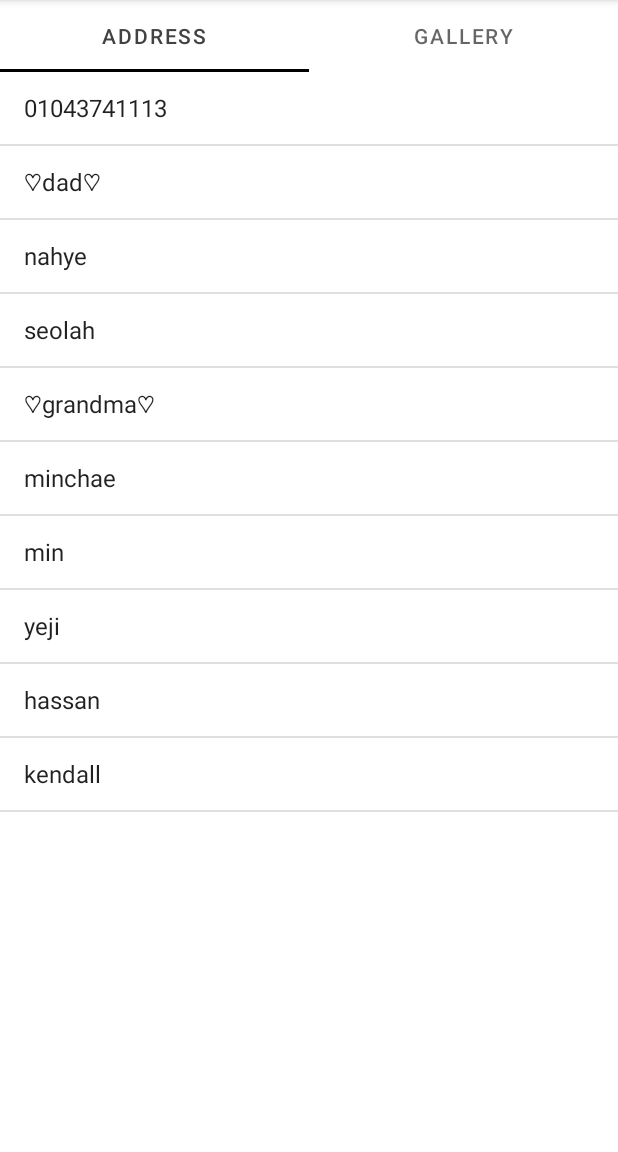
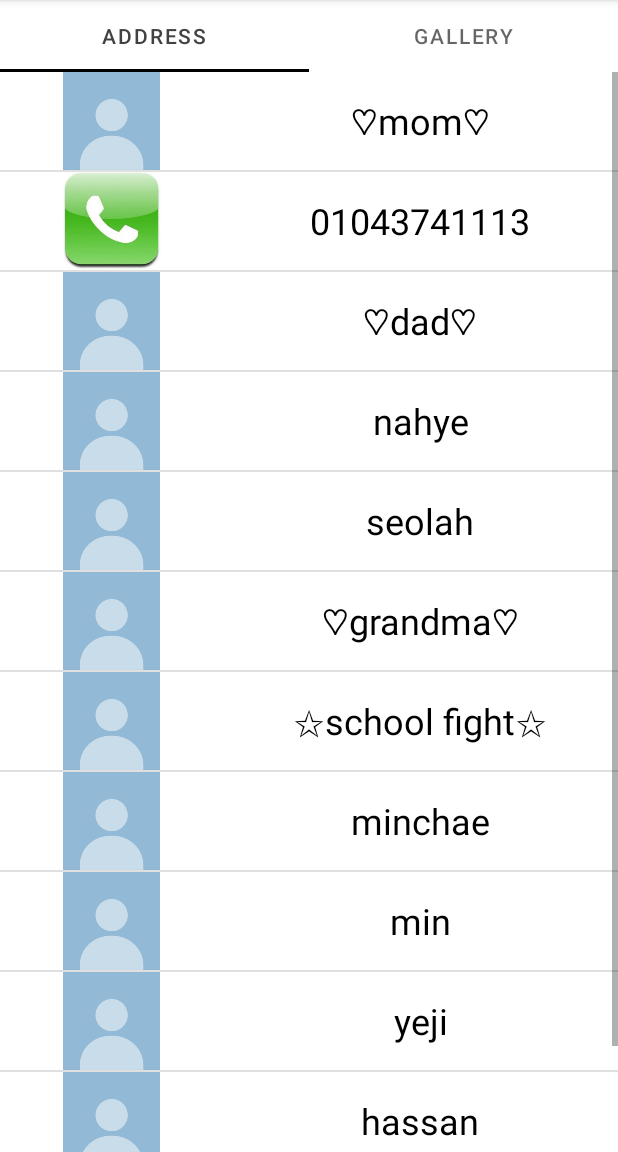
Before and after one commit to mad-camp-2020-winter/1st-week, an Android app: the screen it shows after launch (MainActivity), after a tap on "♡mom♡", on a phone screen of 412 x 824 dp, the part 84-1236 px from its top. Run offline under Robolectric (Android 15) with nearby library versions, the phone set to English and light mode, and no system bars; 1 statement that could not run was skipped.

Commit message:
전화번호부 - 전화걸기 구현 전

```diff
--- a/MyApplication2/app/src/main/AndroidManifest.xml
+++ b/MyApplication2/app/src/main/AndroidManifest.xml
@@ -12,10 +12,12 @@
         <activity android:name=".MainActivity">
             <intent-filter>
                 <action android:name="android.intent.action.MAIN" />
-
                 <category android:name="android.intent.category.LAUNCHER" />
             </intent-filter>
         </activity>
     </application>
+    <uses-permission android:name="android.permission.CALL_PHONE" />
+    <uses-permission android:name="android.permission.DIAL_PHONE" />
+
 
 </manifest>
--- a/MyApplication2/app/src/main/assets/adress_data.json
+++ b/MyApplication2/app/src/main/assets/adress_data.json
@@ -20,6 +20,10 @@
     "phone":"01034689496"
   },
   {
+    "name" : "✩school fight✩",
+    "phone" : "117"
+  },
+  {
     "name":"minchae",
     "phone":"01057736432"
   },
--- a/MyApplication2/app/src/main/java/com/example/myapplication/Fragment1.java
+++ b/MyApplication2/app/src/main/java/com/example/myapplication/Fragment1.java
@@ -1,8 +1,15 @@
 package com.example.myapplication;
 
+import android.Manifest;
+import android.content.Intent;
+import android.content.pm.PackageManager;
+import android.graphics.Color;
+import android.net.Uri;
 import android.os.Bundle;
 
 import androidx.appcompat.app.AppCompatActivity;
+import androidx.core.app.ActivityCompat;
+import androidx.core.content.ContextCompat;
 import androidx.fragment.app.Fragment;
 
 import android.view.LayoutInflater;
@@ -11,14 +18,20 @@ import android.view.ViewGroup;
 import android.widget.Adapter;
 import android.widget.AdapterView;
 import android.widget.ArrayAdapter;
+import android.widget.BaseAdapter;
 import android.widget.ListView;
+import android.widget.TextView;
 
 import org.json.JSONArray;
 import org.json.JSONException;
 import org.json.JSONObject;
 
+import java.io.File;
 import java.io.IOException;
 import java.io.InputStream;
+import android.graphics.drawable.Drawable;
+import android.widget.Toast;
+
 
 /**
  * A simple {@link Fragment} subclass.
@@ -31,11 +44,14 @@ public class Fragment1 extends Fragment {
     // the fragment initialization parameters, e.g. ARG_ITEM_NUMBER
     private static final String ARG_PARAM1 = "param1";
     private static final String ARG_PARAM2 = "param2";
-    private static final String[] NAME ={"0","0","0","0","0","0","0","0","0","0"};
-    private static final String[] PHONE = {"0","0","0","0","0","0","0","0","0","0"};
+    private static String[] NAME;
+    private static String[] PHONE;
+    private static String[] FINAL_LIST;
     // TODO: Rename and change types of parameters
     private String mParam1;
     private String mParam2;
+    private int len;
+    private final int MY_PERMISSIONS_REQUEST_CALL_PHONE = 1000;
 
 
     //json 파일을 스트링으로 읽어오기
@@ -68,9 +84,12 @@ public class Fragment1 extends Fragment {
 
         String str = getJasonString();
 
+
         try {
             JSONArray jarray = new JSONArray(str);
-            int len = jarray.length();
+            len = jarray.length();
+            NAME = new String[len];
+            PHONE = new String[len];
             for (int i=0;i<len;i++){
                 JSONObject jObject = jarray.getJSONObject(i);
                 String name = jObject.getString("name");
@@ -115,7 +134,7 @@ public class Fragment1 extends Fragment {
             mParam1 = getArguments().getString(ARG_PARAM1);
             mParam2 = getArguments().getString(ARG_PARAM2);
         }
-        doJSONParser();
+
     }
 
     public int findNum(String text){
@@ -124,35 +143,114 @@ public class Fragment1 extends Fragment {
                 return i;
             };
         };
-        return 0;
+        return -1;
     }
+
+
+    @Override
+    public void onRequestPermissionsResult(int requestCode, String permission[], int[] grantResults){
+        switch (requestCode){
+            case MY_PERMISSIONS_REQUEST_CALL_PHONE:
+            {
+                if (grantResults.length >0 && grantResults[0] == PackageManager.PERMISSION_GRANTED){
+                    Toast.makeText(getActivity(),"승인이 허가되어 있습니다", Toast.LENGTH_LONG).show();
+                }
+                else{
+                    Toast.makeText(getActivity(),"아직 승인받지 않았습니다.", Toast.LENGTH_LONG).show();
+                }
+                return;
+            }
+        }
+    }
+
     @Override
     public View onCreateView(LayoutInflater inflater, ViewGroup container,
                              Bundle savedInstanceState) {
         // Inflate the layout for this fragment
         View view = inflater.inflate(R.layout.fragment_1, null);
+        ListViewAdapter adapter;
 
-        ArrayAdapter adapter = new ArrayAdapter(getActivity(),android.R.layout.simple_list_item_1, NAME);
+
+        doJSONParser();
+        FINAL_LIST = new String[len];
+
+        for (int i =0; i<len; i++){
+            FINAL_LIST[i] = NAME[i];
+        }
+        String[] original = FINAL_LIST;
+
+        //ArrayAdapter adapter = new ArrayAdapter(getActivity(),android.R.layout.simple_list_item_1, FINAL_LIST);
+        adapter = new ListViewAdapter() ;
+
         //LIST_MENU에 json으로부터 읽은 파일 넣기
 
         ListView listview = (ListView) view.findViewById(R.id.listview1);
         listview.setAdapter(adapter);
 
+        for (int i=0; i< len; i++){
+            adapter.addItem(ContextCompat.getDrawable(getActivity(), R.drawable.human),FINAL_LIST[i]);
+        }
+
+
         listview.setOnItemClickListener(new AdapterView.OnItemClickListener() {
             @Override
             public void onItemClick(AdapterView<?> parent, View view, int position, long id) {
-                String strText = (String) parent.getItemAtPosition(position);
 
-                int index = findNum(strText);
+                ListViewItem item = (ListViewItem) parent.getItemAtPosition(position) ;
 
+                String titleStr = item.getTitle() ;
+                Drawable iconDrawable = item.getIcon() ;
 
-                NAME[index] = PHONE[index];
+                // TODO : use item data.
 
-                System.out.println(NAME[index]);
+                ListViewAdapter adapter;
+                adapter = new ListViewAdapter() ;
                 listview.setAdapter(adapter);
 
-            };
-        });
+                FINAL_LIST = original;
+                int index = findNum(titleStr);
+
+                if (index>=0) {
+                    FINAL_LIST = new String[len+1];
+                    for (int i = 0; i < len + 1; i++) {
+                        if (i <= index) {
+                            FINAL_LIST[i] = NAME[i];
+                        } else if (i == index + 1) {
+                            FINAL_LIST[i] = PHONE[index];
+
+                        } else {
+                            FINAL_LIST[i] = NAME[i - 1];
+                        }
+                    }
+                    for (int i = 0; i<FINAL_LIST.length; i++) {
+                        if (i == index+1 && FINAL_LIST.length > len) {
+                            adapter.addItem(ContextCompat.getDrawable(getActivity(), R.drawable.phone), FINAL_LIST[i]);
+                        }
+                        else{
+                            adapter.addItem(ContextCompat.getDrawable(getActivity(), R.drawable.human), FINAL_LIST[i]);
+                        }
+                    }
+                }
+                else{
+
+                    int permissionCheck = ContextCompat.checkSelfPermission(getActivity(),Manifest.permission.CALL_PHONE);
+
+                    if (permissionCheck != PackageManager.PERMISSION_GRANTED){
+                        Toast.makeText(getActivity(),"권한 승인이 필요합니다.",Toast.LENGTH_LONG).show();
+
+                        if (ActivityCompat.shouldShowRequestPermissionRationale(getActivity(),Manifest.permission.CALL_PHONE)){
+                            Toast.makeText(getActivity(),"전화 권한 필요함", Toast.LENGTH_LONG).show();
+                        }
+
+                    }
+
+                    String tel = "tel:" + titleStr;
+                    startActivity(new Intent("android.intent.action.CALL", Uri.parse(tel)));
+                    //startActivity(new Intent("android.intent.action.DIAL", Uri.parse(tel)));
+
+                }
+            }
+        }) ;
 
         return view;
     }
--- /dev/null
+++ b/MyApplication2/app/src/main/java/com/example/myapplication/ListViewAdapter.java
@@ -0,0 +1,81 @@
+package com.example.myapplication;
+
+import android.content.Context;
+import android.graphics.drawable.Drawable;
+import android.view.LayoutInflater;
+import android.view.View;
+import android.view.ViewGroup;
+import android.widget.BaseAdapter;
+import android.widget.ImageView;
+import android.widget.TextView;
+
+import java.text.BreakIterator;
+import java.util.ArrayList;
+
+
+public class ListViewAdapter extends BaseAdapter {
+    // Adapter에 추가된 데이터를 저장하기 위한 ArrayList
+    private ArrayList<ListViewItem> listViewItemList = new ArrayList<ListViewItem>() ;
+
+    // ListViewAdapter의 생성자
+    public ListViewAdapter() {
+
+    }
+
+    // Adapter에 사용되는 데이터의 개수를 리턴. : 필수 구현
+    @Override
+    public int getCount() {
+        return listViewItemList.size() ;
+    }
+
+    // position에 위치한 데이터를 화면에 출력하는데 사용될 View를 리턴. : 필수 구현
+    @Override
+    public View getView(int position, View convertView, ViewGroup parent) {
+        final int pos = position;
+        final Context context = parent.getContext();
+
+        // "listview_item" Layout을 inflate하여 convertView 참조 획득.
+        if (convertView == null) {
+            LayoutInflater inflater = (LayoutInflater) context.getSystemService(Context.LAYOUT_INFLATER_SERVICE);
+            convertView = inflater.inflate(R.layout.listview_item, parent, false);
+        }
+
+        // 화면에 표시될 View(Layout이 inflate된)으로부터 위젯에 대한 참조 획득
+        ImageView iconImageView = (ImageView) convertView.findViewById(R.id.imageView1) ;
+        TextView titleTextView = (TextView) convertView.findViewById(R.id.textView1) ;
+
+        // Data Set(listViewItemList)에서 position에 위치한 데이터 참조 획득
+        ListViewItem listViewItem = listViewItemList.get(position);
+
+        // 아이템 내 각 위젯에 데이터 반영
+        iconImageView.setImageDrawable(listViewItem.getIcon());
+        titleTextView.setText(listViewItem.getTitle());
+
+        return convertView;
+    }
+
+    // 지정한 위치(position)에 있는 데이터와 관계된 아이템(row)의 ID를 리턴. : 필수 구현
+    @Override
+    public long getItemId(int position) {
+        return position ;
+    }
+
+    // 지정한 위치(position)에 있는 데이터 리턴 : 필수 구현
+    @Override
+    public Object getItem(int position) {
+        return listViewItemList.get(position) ;
+    }
+
+    // 아이템 데이터 추가를 위한 함수. 개발자가 원하는대로 작성 가능.
+
+    public void addItem(Drawable icon, String title) {
+        ListViewItem item = new ListViewItem();
+
+        item.setIcon(icon);
+        item.setTitle(title);
+
+        listViewItemList.add(item);
+    }
+
+
+}
--- /dev/null
+++ b/MyApplication2/app/src/main/java/com/example/myapplication/ListViewItem.java
@@ -0,0 +1,29 @@
+package com.example.myapplication;
+
+import android.graphics.drawable.Drawable;
+
+public class ListViewItem {
+    private Drawable iconDrawable ;
+    private String titleStr ;
+    private String descStr ;
+
+    public void setIcon(Drawable icon) {
+        iconDrawable = icon ;
+    }
+    public void setTitle(String title) {
+        titleStr = title ;
+    }
+    public void setDesc(String desc) {
+        descStr = desc ;
+    }
+
+    public Drawable getIcon() {
+        return this.iconDrawable ;
+    }
+    public String getTitle() {
+        return this.titleStr ;
+    }
+    public String getDesc() {
+        return this.descStr ;
+    }
+}
--- a/MyApplication2/app/src/main/res/layout/activity_main.xml
+++ b/MyApplication2/app/src/main/res/layout/activity_main.xml
@@ -41,4 +41,5 @@
         android:id="@+id/viewpager"
         android:layout_width="match_parent"
         android:layout_height="match_parent" />
+
 </LinearLayout>
--- a/MyApplication2/app/src/main/res/layout/fragment_1.xml
+++ b/MyApplication2/app/src/main/res/layout/fragment_1.xml
@@ -12,7 +12,7 @@
         android:layout_width="match_parent"
         android:layout_height="match_parent"
         android:id="@+id/listview1"
+
         />
 
-
 </FrameLayout>
--- /dev/null
+++ b/MyApplication2/app/src/main/res/layout/listview_item.xml
@@ -0,0 +1,21 @@
+<?xml version="1.0" encoding="utf-8"?>
+
+<LinearLayout xmlns:android="http://schemas.android.com/apk/res/android"
+    android:orientation="horizontal" android:layout_width="match_parent"
+    android:layout_height="match_parent">
+
+    <ImageView
+        android:id="@+id/imageView1"
+        android:layout_width="35dp"
+        android:layout_height="65dp"
+        android:layout_weight="1" />
+
+    <TextView
+        android:id="@+id/textView1"
+        android:layout_width="35dp"
+        android:layout_height="65dp"
+        android:layout_weight="2"
+        android:gravity="center"
+        android:textColor="#000000"
+        android:textSize="24dp" />
+</LinearLayout>
```
Also changed, not shown: MyApplication2/app/src/main/res/drawable/human.PNG (added), MyApplication2/app/src/main/res/drawable/phone.png (added).
